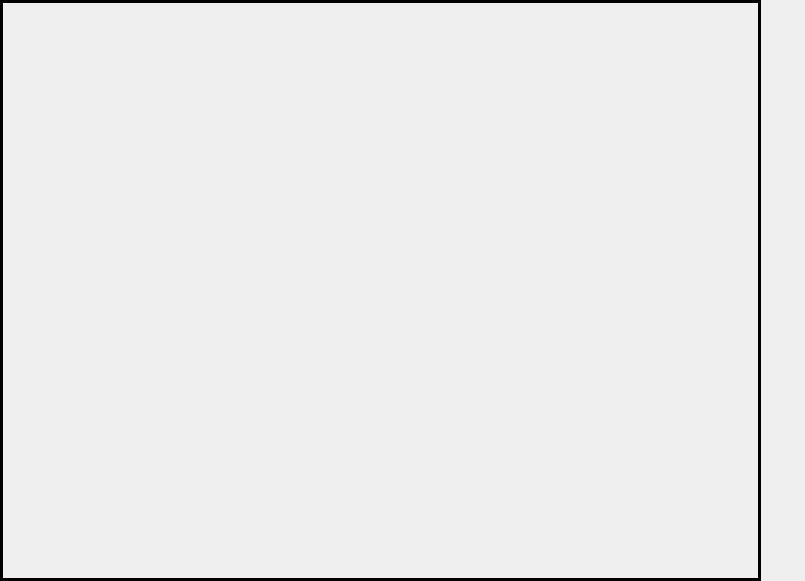
anassalah24/Graduation-Project-DMS, file DesktopApp/drivermonitoringwidget.ui: the form before one commit.
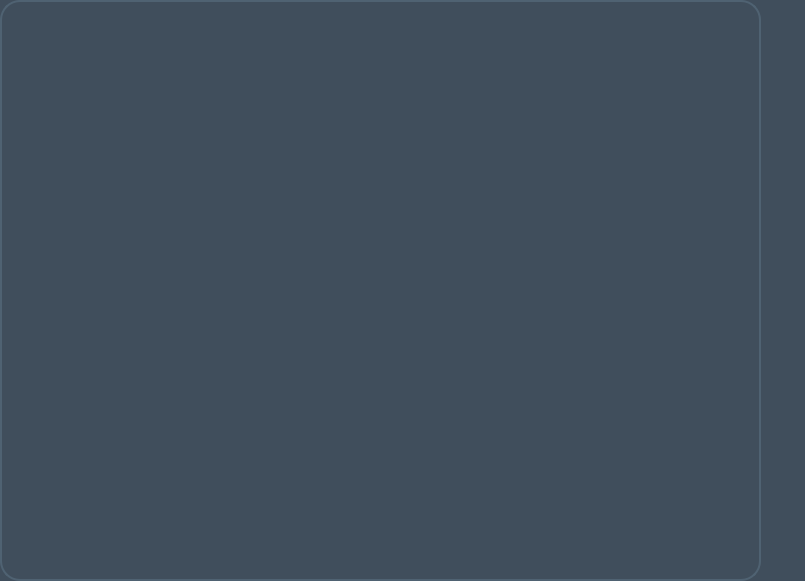
The form after the commit.

The edit to the form file:
```diff
--- a/DesktopApp/drivermonitoringwidget.ui
+++ b/DesktopApp/drivermonitoringwidget.ui
@@ -13,6 +13,11 @@
   <property name="windowTitle">
    <string>Form</string>
   </property>
+  <property name="styleSheet">
+   <string notr="true">QWidget{
+background-color:#404E5C;
+}</string>
+  </property>
   <widget class="QLabel" name="faceLabel">
    <property name="geometry">
     <rect>
@@ -28,6 +33,16 @@
      <verstretch>0</verstretch>
     </sizepolicy>
    </property>
+   <property name="styleSheet">
+    <string notr="true">QLabel{
+border: 2px solid #4F6272;
+border-radius:20px;
+padding-left:10px;
+}
+QLabel:Hover{
+border: 2px solid #BFD7EA;
+}</string>
+   </property>
    <property name="frameShape">
     <enum>QFrame::Box</enum>
    </property>
```
